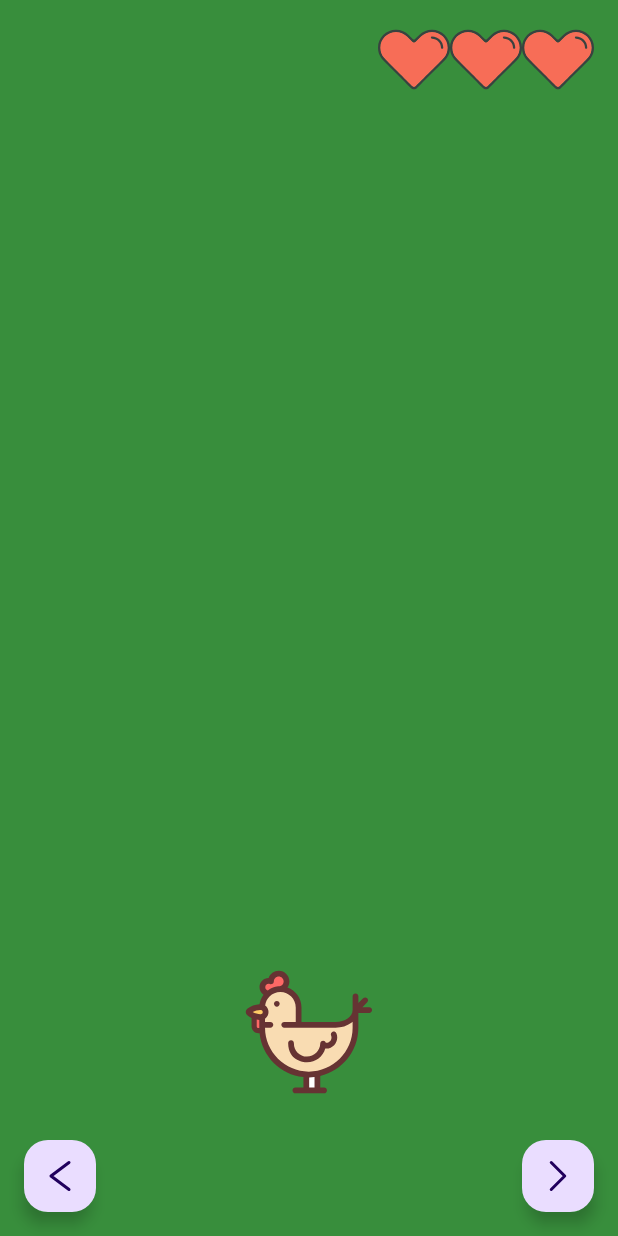
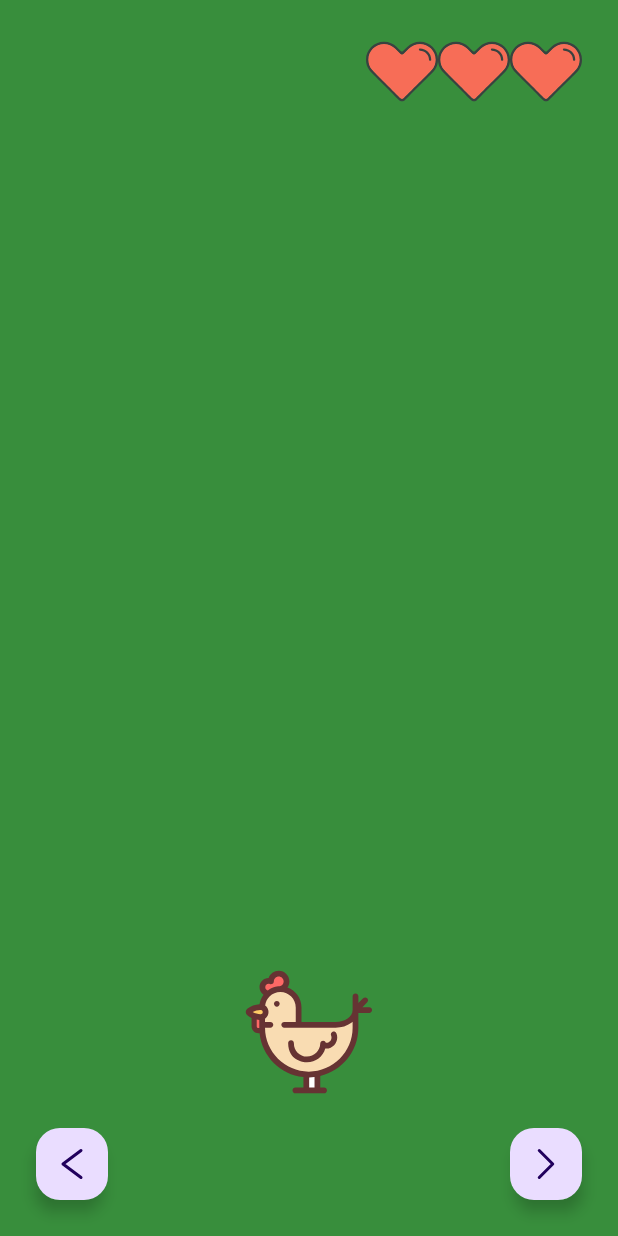
Before and after one commit to ofekgki/26A_10208_HW1, an Android app: the screen it shows after launch (MainActivity), on a phone screen of 412 x 824 dp. Run offline under Robolectric (Android 15) with nearby library versions, the phone set to English and light mode, and no system bars; 4 statements that could not run were skipped.

Commit message:
First Commit Of HW1, Handeled View And Rooster Movement

```diff
--- a/src/main/res/values/dimens.xml
+++ b/src/main/res/values/dimens.xml
@@ -1,6 +1,6 @@
 <?xml version="1.0" encoding="utf-8"?>
 <resources>
-    <dimen name="Default_Margin">24px</dimen>
+    <dimen name="Default_Margin">24dp</dimen>
     <dimen name="Fab_Default_Size">48dp</dimen>
     <dimen name="Separator_margin">28dp</dimen>
     <dimen name="Lane_Start">88dp</dimen>
```
